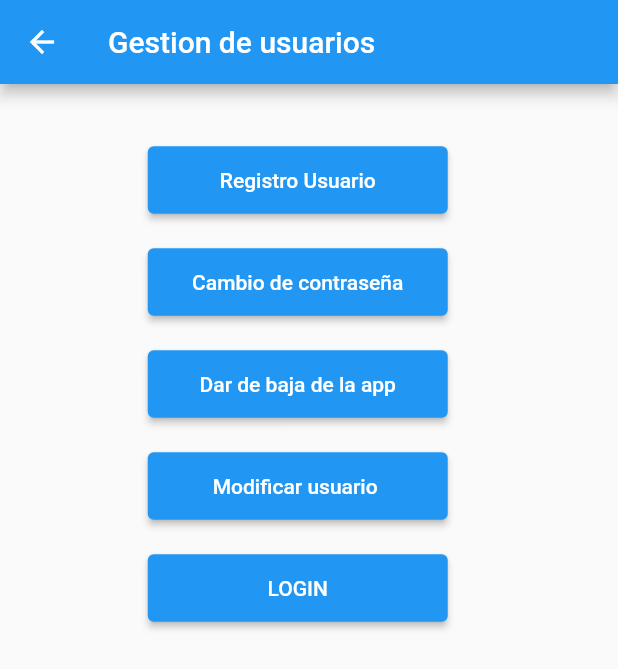
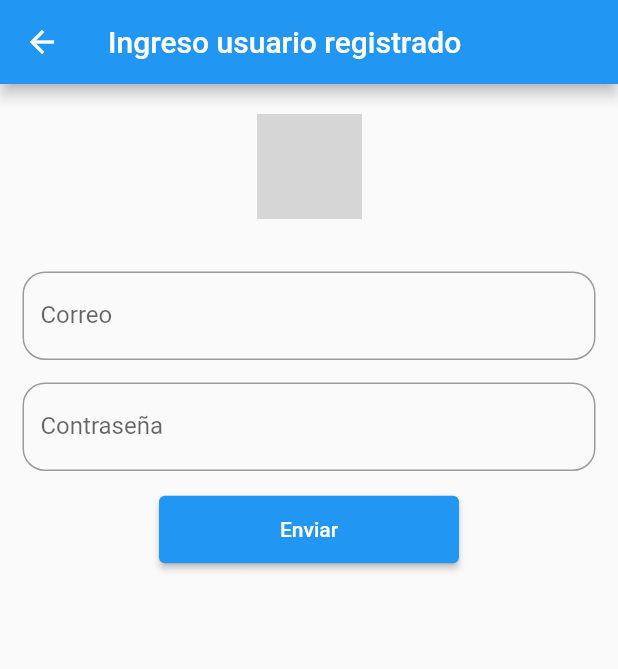
Before and after one commit to Leonardov7/AppFlutter013, a Flutter app: the GestionUsuario screen opened directly, after a tap on "LOGIN", on a phone screen of 412 x 824 dp. Shown: the top 669 px of the screen. Run offline on Flutter 3.47's test engine with Material 2 defaults, Android fonts, the phone set to English and light mode, and no system bars; our stand-ins replace cloud_firestore, firebase_core; accounts and stored records are empty; grey boxes are pictures that could not be loaded.

Commit message:
funciones de usuario 2

```diff
--- a/lib/Usuarios/GestionUsuario.dart
+++ b/lib/Usuarios/GestionUsuario.dart
@@ -1,5 +1,6 @@
 import 'package:flutter/material.dart';
 import 'RegistroUsuario.dart';
+import 'Login.dart';
 
 class GestionUsuario extends StatefulWidget {
   @override
@@ -63,7 +64,10 @@ class GestionUsuarioApp extends State<GestionUsuario> {
               padding: EdgeInsets.only(left: 5, top: 20, right: 20, bottom: 0),
               child: Center(
                 child: ElevatedButton(
-                  onPressed: () {},
+                  onPressed: () {
+                    Navigator.push(context,
+                        MaterialPageRoute(builder: (_) => Login()));
+                  },
                   style: ElevatedButton.styleFrom(minimumSize: Size(200, 45)),
                   child: Text("LOGIN"),
                 ),
--- a/lib/Usuarios/Login.dart
+++ b/lib/Usuarios/Login.dart
@@ -0,0 +1,116 @@
+import 'package:flutter/material.dart';
+import 'package:cloud_firestore/cloud_firestore.dart';
+import '../busqueda.dart';
+class Login extends StatefulWidget {
+  @override
+  LoginApp createState() => LoginApp();
+}
+
+class LoginApp extends State<Login> {
+  TextEditingController correo=TextEditingController();
+  TextEditingController pass=TextEditingController();
+
+  validarDatos() async{
+    try{
+      CollectionReference ref=FirebaseFirestore.instance.collection("Usuarios");
+      QuerySnapshot usuario= await ref.get();
+
+      if(usuario.docs.length !=0){
+        int flag=0;
+        for(var cursor in usuario.docs){
+          //print(cursor.get("Correo"));
+          if(cursor.get("Correo")==correo.text){
+           // print("Correo encotrado");
+            if (cursor.get("Contraseña")==pass.text){
+              print("usuario_encontrado");
+              flag=1;
+              Navigator.push(context,
+                  MaterialPageRoute(builder: (_) => busqueda()));
+            }
+          }
+        }//fin de for
+        if (flag==0){
+          mensaje("Login","Usuario NO encontrado");
+        }
+      }else{
+        print("Collección vacía");
+      }
+    }catch (e){
+
+    }
+  }
+
+  @override
+  Widget build(BuildContext context) {
+    return Scaffold(
+      appBar: AppBar(
+        title: Text("Ingreso usuario registrado"),
+      ),
+      body: SingleChildScrollView(
+        child: Column(
+          children: [
+            Padding(
+              padding: EdgeInsets.all(20),
+              child: Center(
+                child: Container(
+                  width: 70,
+                  height: 70,
+                  child: Image.asset('image/login.png'),
+                ),
+              ),
+            ),
+            Padding(
+              padding: EdgeInsets.only(left: 15, top: 15, right: 15, bottom: 0),
+              child: TextField(
+                controller: correo,
+                decoration: InputDecoration(
+                    labelText: "Correo",
+                    hintText: "Digite correo",
+                    border: OutlineInputBorder(
+                        borderRadius: BorderRadius.circular(15))),
+              ),
+            ),
+            Padding(
+              padding: EdgeInsets.only(left: 15, top: 15, right: 15, bottom: 0),
+              child: TextField(
+                controller: pass,
+                obscureText: true,
+                decoration: InputDecoration(
+                    labelText: "Contraseña",
+                    hintText: "Digite Contraseña",
+                    border: OutlineInputBorder(
+                        borderRadius: BorderRadius.circular(15))),
+              ),
+            ),
+            Padding(
+              padding: EdgeInsets.only(left: 15, top: 15, right: 15, bottom: 0),
+              child: ElevatedButton(
+                style: ElevatedButton.styleFrom(minimumSize: Size(200, 45)),
+                onPressed: () {
+                  validarDatos();
+                },
+                child: Text("Enviar"),
+              ),
+            ),
+          ],
+        ),
+      ),
+    );
+  }
+  void mensaje(String titulo,String mess){
+    showDialog(context: context, builder: (builcontex){
+      return AlertDialog(
+        title: Text(titulo),
+        content: Text(mess),
+        actions: [
+          RaisedButton(onPressed: (){
+            Navigator.of(context).pop();
+          },
+            child: Text("Aceptar",
+              style: TextStyle(color:Colors.teal),),
+          ),
+        ],
+      );
+    });
+  }
+}
```
Also changed, not shown: lib/Usuarios/RegistroUsuario.dart (+22 -2 lines).
